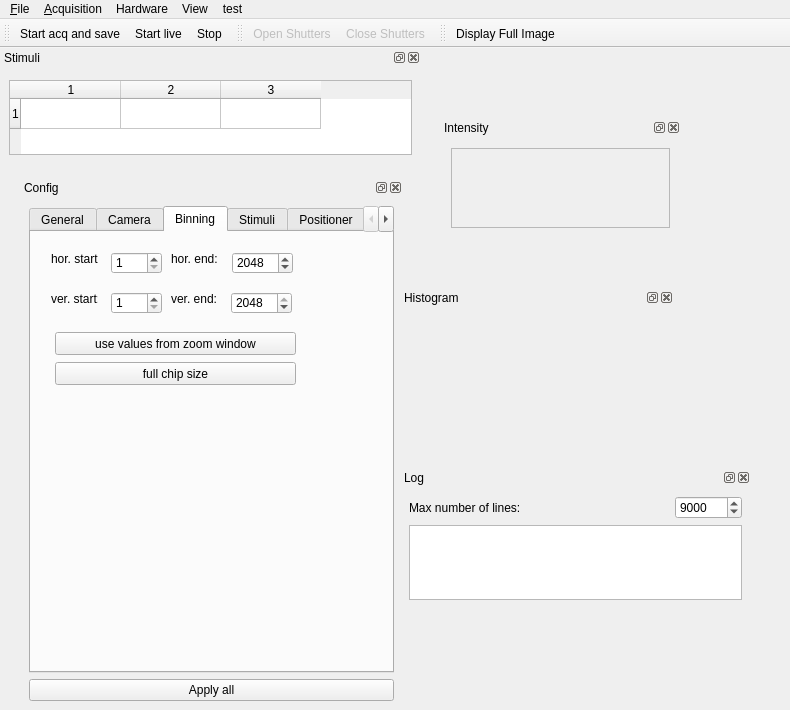
HolyLab/Imagine, file Imagine/imagine.ui: the form before one commit.
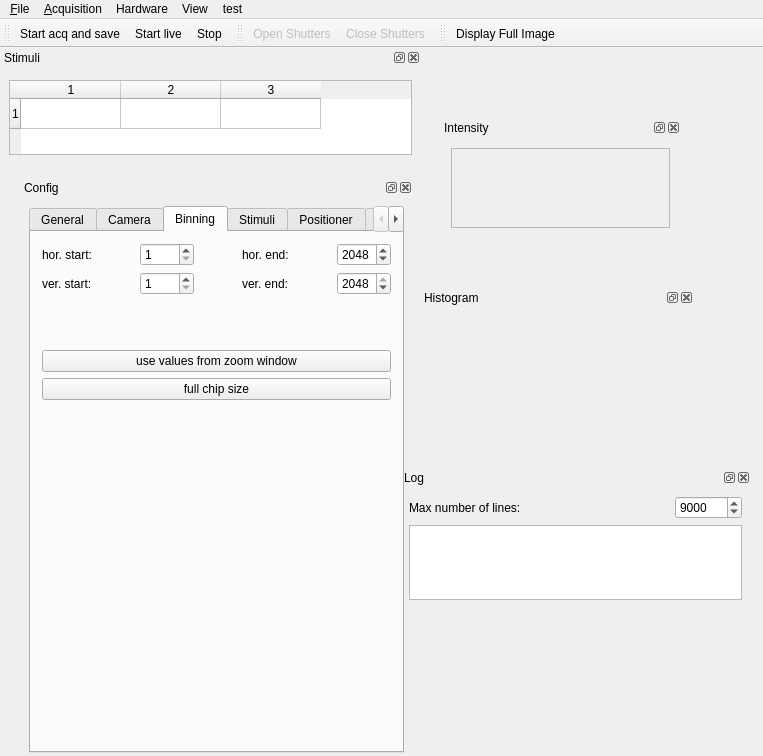
The form after the commit. The open tabs and pages were chosen to show the change. Icons and pictures are not drawn. Custom widgets are drawn as their Qt base class.

Patch:
```diff
--- a/Imagine/imagine.ui
+++ b/Imagine/imagine.ui
@@ -6,8 +6,8 @@
    <rect>
     <x>0</x>
     <y>0</y>
-    <width>790</width>
-    <height>710</height>
+    <width>763</width>
+    <height>756</height>
    </rect>
   </property>
   <property name="windowTitle">
@@ -170,8 +170,8 @@
      <rect>
       <x>20</x>
       <y>130</y>
-      <width>362</width>
-      <height>532</height>
+      <width>393</width>
+      <height>612</height>
      </rect>
     </property>
     <property name="minimumSize">
@@ -218,7 +218,7 @@
          </size>
         </property>
         <property name="currentIndex">
-         <number>7</number>
+         <number>8</number>
         </property>
         <widget class="QWidget" name="tabGeneral">
          <attribute name="title">
@@ -676,67 +676,105 @@
          <attribute name="title">
           <string>Binning</string>
          </attribute>
-         <widget class="QLabel" name="label_26">
-          <property name="geometry">
-           <rect>
-            <x>20</x>
-            <y>20</y>
-            <width>47</width>
-            <height>14</height>
-           </rect>
-          </property>
-          <property name="text">
-           <string>hor. start:</string>
-          </property>
-         </widget>
+         <layout class="QVBoxLayout" name="verticalLayout_2">
+          <item>
+           <layout class="QGridLayout" name="gridLayout">
+            <item row="1" column="6">
+             <widget class="QSpinBox" name="spinBoxVend">
+              <property name="enabled">
+               <bool>true</bool>
+              </property>
+              <property name="toolTip">
+               <string>ver. start + ver. end = 2049</string>
+              </property>
+              <property name="toolTipDuration">
+               <number>3000</number>
+              </property>
+              <property name="minimum">
+               <number>1047</number>
+              </property>
+              <property name="maximum">
+               <number>2048</number>
+              </property>
+              <property name="value">
+               <number>2048</number>
+              </property>
+             </widget>
+            </item>
+            <item row="0" column="6">
+             <widget class="QSpinBox" name="spinBoxHend">
+              <property name="toolTip">
+               <string>step size : 160</string>
+              </property>
+              <property name="toolTipDuration">
+               <number>3000</number>
+              </property>
+              <property name="minimum">
+               <number>1</number>
+              </property>
+              <property name="maximum">
+               <number>2560</number>
+              </property>
+              <property name="singleStep">
+               <number>1</number>
+              </property>
+              <property name="value">
+               <number>2048</number>
+              </property>
+             </widget>
+            </item>
+            <item row="1" column="2">
+             <widget class="QSpinBox" name="spinBoxVstart">
+              <property name="toolTip">
+               <string>ver. start + ver. end = 2049</string>
+              </property>
+              <property name="toolTipDuration">
+               <number>3000</number>
+              </property>
+              <property name="minimum">
+               <number>1</number>
+              </property>
+              <property name="maximum">
+               <number>1002</number>
+              </property>
+             </widget>
+            </item>
+            <item row="0" column="4">
          <widget class="QLabel" name="label_21">
-          <property name="geometry">
-           <rect>
-            <x>140</x>
-            <y>20</y>
-            <width>47</width>
-            <height>14</height>
-           </rect>
-          </property>
           <property name="text">
            <string>hor. end:</string>
           </property>
          </widget>
-         <widget class="QLabel" name="label_25">
-          <property name="geometry">
-           <rect>
-            <x>140</x>
-            <y>60</y>
-            <width>47</width>
-            <height>14</height>
-           </rect>
-          </property>
-          <property name="text">
-           <string>ver. end:</string>
-          </property>
-         </widget>
+            </item>
+            <item row="0" column="1">
+             <spacer name="horizontalSpacer_5">
+              <property name="orientation">
+               <enum>Qt::Horizontal</enum>
+              </property>
+              <property name="sizeHint" stdset="0">
+               <size>
+                <width>40</width>
+                <height>20</height>
+               </size>
+              </property>
+             </spacer>
+            </item>
+            <item row="1" column="0">
          <widget class="QLabel" name="label_24">
-          <property name="geometry">
-           <rect>
-            <x>20</x>
-            <y>60</y>
-            <width>47</width>
-            <height>14</height>
-           </rect>
-          </property>
           <property name="text">
            <string>ver. start:</string>
           </property>
          </widget>
+            </item>
+            <item row="0" column="0">
+             <widget class="QLabel" name="label_26">
+              <property name="text">
+               <string>hor. start:</string>
+              </property>
+             </widget>
+            </item>
+            <item row="0" column="2">
          <widget class="QSpinBox" name="spinBoxHstart">
-          <property name="geometry">
-           <rect>
-            <x>80</x>
-            <y>20</y>
-            <width>51</width>
-            <height>22</height>
-           </rect>
-          </property>
           <property name="toolTip">
            <string>step size : 160</string>
           </property>
@@ -753,110 +791,200 @@
            <number>1</number>
           </property>
          </widget>
-         <widget class="QSpinBox" name="spinBoxHend">
-          <property name="geometry">
-           <rect>
-            <x>201</x>
-            <y>20</y>
-            <width>61</width>
-            <height>22</height>
-           </rect>
-          </property>
-          <property name="toolTip">
-           <string>step size : 160</string>
-          </property>
-          <property name="toolTipDuration">
-           <number>3000</number>
-          </property>
-          <property name="minimum">
-           <number>1</number>
-          </property>
-          <property name="maximum">
-           <number>2560</number>
-          </property>
-          <property name="singleStep">
-           <number>1</number>
-          </property>
-          <property name="value">
-           <number>2048</number>
-          </property>
-         </widget>
-         <widget class="QSpinBox" name="spinBoxVstart">
-          <property name="geometry">
-           <rect>
-            <x>80</x>
-            <y>60</y>
-            <width>51</width>
-            <height>22</height>
-           </rect>
-          </property>
-          <property name="toolTip">
-           <string>ver. start + ver. end = 2049</string>
-          </property>
-          <property name="toolTipDuration">
-           <number>3000</number>
-          </property>
-          <property name="minimum">
-           <number>1</number>
-          </property>
-          <property name="maximum">
-           <number>1002</number>
-          </property>
-         </widget>
-         <widget class="QSpinBox" name="spinBoxVend">
-          <property name="enabled">
-           <bool>true</bool>
-          </property>
-          <property name="geometry">
-           <rect>
-            <x>200</x>
-            <y>60</y>
-            <width>61</width>
-            <height>22</height>
-           </rect>
-          </property>
-          <property name="toolTip">
-           <string>ver. start + ver. end = 2049</string>
-          </property>
-          <property name="toolTipDuration">
-           <number>3000</number>
-          </property>
-          <property name="minimum">
-           <number>1047</number>
-          </property>
-          <property name="maximum">
-           <number>2048</number>
-          </property>
-          <property name="value">
-           <number>2048</number>
-          </property>
-         </widget>
+            </item>
+            <item row="1" column="4">
+             <widget class="QLabel" name="label_25">
+              <property name="text">
+               <string>ver. end:</string>
+              </property>
+             </widget>
+            </item>
+            <item row="0" column="3">
+             <spacer name="horizontalSpacer_4">
+              <property name="orientation">
+               <enum>Qt::Horizontal</enum>
+              </property>
+              <property name="sizeHint" stdset="0">
+               <size>
+                <width>40</width>
+                <height>20</height>
+               </size>
+              </property>
+             </spacer>
+            </item>
+            <item row="0" column="5">
+             <spacer name="horizontalSpacer_6">
+              <property name="orientation">
+               <enum>Qt::Horizontal</enum>
+              </property>
+              <property name="sizeHint" stdset="0">
+               <size>
+                <width>40</width>
+                <height>20</height>
+               </size>
+              </property>
+             </spacer>
+            </item>
+            <item row="1" column="1">
+             <spacer name="horizontalSpacer_7">
+              <property name="orientation">
+               <enum>Qt::Horizontal</enum>
+              </property>
+              <property name="sizeHint" stdset="0">
+               <size>
+                <width>40</width>
+                <height>20</height>
+               </size>
+              </property>
+             </spacer>
+            </item>
+            <item row="1" column="3">
+             <spacer name="horizontalSpacer_8">
+              <property name="orientation">
+               <enum>Qt::Horizontal</enum>
+              </property>
+              <property name="sizeHint" stdset="0">
+               <size>
+                <width>40</width>
+                <height>20</height>
+               </size>
+              </property>
+             </spacer>
+            </item>
+            <item row="1" column="5">
+             <spacer name="horizontalSpacer_9">
+              <property name="orientation">
+               <enum>Qt::Horizontal</enum>
+              </property>
+              <property name="sizeHint" stdset="0">
+               <size>
+                <width>40</width>
+                <height>20</height>
+               </size>
+              </property>
+             </spacer>
+            </item>
+           </layout>
+          </item>
+          <item>
+           <spacer name="verticalSpacer_3">
+            <property name="orientation">
+             <enum>Qt::Vertical</enum>
+            </property>
+            <property name="sizeHint" stdset="0">
+             <size>
+              <width>20</width>
+              <height>10</height>
+             </size>
+            </property>
+           </spacer>
+          </item>
+          <item>
          <widget class="QPushButton" name="btnUseZoomWindow">
-          <property name="geometry">
-           <rect>
-            <x>24</x>
-            <y>100</y>
-            <width>241</width>
-            <height>23</height>
-           </rect>
-          </property>
           <property name="text">
            <string>use values from zoom window</string>
           </property>
          </widget>
+          </item>
+          <item>
          <widget class="QPushButton" name="btnFullChipSize">
-          <property name="geometry">
-           <rect>
-            <x>24</x>
-            <y>130</y>
-            <width>241</width>
-            <height>23</height>
-           </rect>
-          </property>
           <property name="text">
            <string>full chip size</string>
           </property>
          </widget>
+          </item>
+          <item>
+           <spacer name="verticalSpacer_8">
+            <property name="orientation">
+             <enum>Qt::Vertical</enum>
+            </property>
+            <property name="sizeHint" stdset="0">
+             <size>
+              <width>20</width>
+              <height>40</height>
+             </size>
+            </property>
+           </spacer>
+          </item>
+          <item>
+           <spacer name="verticalSpacer_7">
+            <property name="orientation">
+             <enum>Qt::Vertical</enum>
+            </property>
+            <property name="sizeHint" stdset="0">
+             <size>
+              <width>20</width>
+              <height>40</height>
+             </size>
+            </property>
+           </spacer>
+          </item>
+          <item>
+           <spacer name="verticalSpacer_6">
+            <property name="orientation">
+             <enum>Qt::Vertical</enum>
+            </property>
+            <property name="sizeHint" stdset="0">
+             <size>
+              <width>20</width>
+              <height>40</height>
+             </size>
+            </property>
+           </spacer>
+          </item>
+          <item>
+           <spacer name="verticalSpacer_5">
+            <property name="orientation">
+             <enum>Qt::Vertical</enum>
+            </property>
+            <property name="sizeHint" stdset="0">
+             <size>
+              <width>20</width>
+              <height>40</height>
+             </size>
+            </property>
+           </spacer>
+          </item>
+          <item>
+           <spacer name="verticalSpacer_4">
+            <property name="orientation">
+             <enum>Qt::Vertical</enum>
+            </property>
+            <property name="sizeHint" stdset="0">
+             <size>
+              <width>20</width>
+              <height>40</height>
+             </size>
+            </property>
+           </spacer>
+          </item>
+          <item>
+           <spacer name="verticalSpacer">
+            <property name="orientation">
+             <enum>Qt::Vertical</enum>
+            </property>
+            <property name="sizeHint" stdset="0">
+             <size>
+              <width>20</width>
+              <height>40</height>
+             </size>
+            </property>
+           </spacer>
+          </item>
+          <item>
+           <spacer name="verticalSpacer_2">
+            <property name="orientation">
+             <enum>Qt::Vertical</enum>
+            </property>
+            <property name="sizeHint" stdset="0">
+             <size>
+              <width>20</width>
+              <height>40</height>
+             </size>
+            </property>
+           </spacer>
+          </item>
+         </layout>
         </widget>
         <widget class="QWidget" name="tabStim">
          <attribute name="title">
@@ -1660,15 +1788,8 @@
          <attribute name="title">
           <string>Display</string>
          </attribute>
-         <widget class="QWidget" name="layoutWidget">
-          <property name="geometry">
-           <rect>
-            <x>10</x>
-            <y>20</y>
-            <width>323</width>
-            <height>22</height>
-           </rect>
-          </property>
+         <layout class="QVBoxLayout" name="verticalLayout_4">
+          <item>
           <layout class="QHBoxLayout" name="horizontalLayout">
            <item>
             <widget class="QLabel" name="label_29">
@@ -1700,21 +1821,28 @@
             </widget>
            </item>
           </layout>
-         </widget>
+          </item>
+          <item>
+           <spacer name="verticalSpacer_14">
+            <property name="orientation">
+             <enum>Qt::Vertical</enum>
+            </property>
+            <property name="sizeHint" stdset="0">
+             <size>
+              <width>20</width>
+              <height>40</height>
+             </size>
+            </property>
+           </spacer>
+          </item>
+         </layout>
         </widget>
         <widget class="QWidget" name="tabLaser">
          <attribute name="title">
           <string>Laser</string>
          </attribute>
-         <widget class="QWidget" name="horizontalLayoutWidget">
-          <property name="geometry">
-           <rect>
-            <x>10</x>
-            <y>10</y>
-            <width>321</width>
-            <height>31</height>
-           </rect>
-          </property>
+         <layout class="QVBoxLayout" name="verticalLayout_3">
+          <item>
           <layout class="QHBoxLayout" name="horizontalLayout_2">
            <item>
             <widget class="QPushButton" name="btnOpenPort">
@@ -1767,19 +1895,25 @@
             </widget>
            </item>
           </layout>
-         </widget>
+          </item>
+          <item>
+           <spacer name="verticalSpacer_9">
+            <property name="orientation">
+             <enum>Qt::Vertical</enum>
+            </property>
+            <property name="sizeHint" stdset="0">
+             <size>
+              <width>20</width>
+              <height>40</height>
+             </size>
+            </property>
+           </spacer>
+          </item>
+          <item>
          <widget class="QGroupBox" name="groupBoxLaser">
           <property name="enabled">
            <bool>true</bool>
           </property>
-          <property name="geometry">
-           <rect>
-            <x>0</x>
-            <y>60</y>
-            <width>331</width>
-            <height>341</height>
-           </rect>
-          </property>
           <property name="title">
            <string>Laser shutter and AOTF setup</string>
           </property>
@@ -2106,8 +2240,268 @@
              </item>
             </layout>
            </item>
-          </layout>
-         </widget>
+             <item>
+              <spacer name="verticalSpacer_13">
+               <property name="orientation">
+                <enum>Qt::Vertical</enum>
+               </property>
+               <property name="sizeHint" stdset="0">
+                <size>
+                 <width>20</width>
+                 <height>40</height>
+                </size>
+               </property>
+              </spacer>
+             </item>
+             <item>
+              <spacer name="verticalSpacer_12">
+               <property name="orientation">
+                <enum>Qt::Vertical</enum>
+               </property>
+               <property name="sizeHint" stdset="0">
+                <size>
+                 <width>20</width>
+                 <height>40</height>
+                </size>
+               </property>
+              </spacer>
+             </item>
+             <item>
+              <spacer name="verticalSpacer_11">
+               <property name="orientation">
+                <enum>Qt::Vertical</enum>
+               </property>
+               <property name="sizeHint" stdset="0">
+                <size>
+                 <width>20</width>
+                 <height>40</height>
+                </size>
+               </property>
+              </spacer>
+             </item>
+             <item>
+              <spacer name="verticalSpacer_10">
+               <property name="orientation">
+                <enum>Qt::Vertical</enum>
+               </property>
+               <property name="sizeHint" stdset="0">
+                <size>
+                 <width>20</width>
+                 <height>40</height>
+                </size>
+               </property>
+              </spacer>
+             </item>
+            </layout>
+           </widget>
+          </item>
+         </layout>
+        </widget>
+        <widget class="QWidget" name="tabAdvanced">
+         <attribute name="title">
+          <string>Advanced</string>
+         </attribute>
+         <layout class="QVBoxLayout" name="verticalLayout_5">
+          <item>
+           <layout class="QHBoxLayout" name="horizontalLayout_4">
+            <item>
+             <widget class="QCheckBox" name="cbPositionerWav">
+              <property name="text">
+               <string>Enbale Control Waveform</string>
+              </property>
+             </widget>
+            </item>
+            <item>
+             <spacer name="horizontalSpacer_3">
+              <property name="orientation">
+               <enum>Qt::Horizontal</enum>
+              </property>
+              <property name="sizeHint" stdset="0">
+               <size>
+                <width>3</width>
+                <height>3</height>
+               </size>
+              </property>
+             </spacer>
+            </item>
+            <item>
+             <widget class="QLabel" name="label_36">
+              <property name="text">
+               <string>Sampling rate</string>
+              </property>
+             </widget>
+            </item>
+            <item>
+             <widget class="QSpinBox" name="spinBoxPiezoSampleRate">
+              <property name="maximum">
+               <number>100000</number>
+              </property>
+              <property name="value">
+               <number>10000</number>
+              </property>
+             </widget>
+            </item>
+           </layout>
+          </item>
+          <item>
+           <widget class="QLabel" name="label_37">
+            <property name="text">
+             <string>Control waveform</string>
+            </property>
+           </widget>
+          </item>
+          <item>
+           <layout class="QHBoxLayout" name="horizontalLayout_3">
+            <item>
+             <widget class="QLabel" name="label_12">
+              <property name="text">
+               <string>Piezo file name</string>
+              </property>
+             </widget>
+            </item>
+            <item>
+             <widget class="QLineEdit" name="lineEditPiezoWaveFile"/>
+            </item>
+            <item>
+             <widget class="QPushButton" name="btnPiezoWavOpen">
+              <property name="text">
+               <string>...</string>
+              </property>
+             </widget>
+            </item>
+           </layout>
+          </item>
+          <item>
+           <layout class="QHBoxLayout" name="horizontalLayout_7">
+            <item>
+             <widget class="QLabel" name="label_43">
+              <property name="text">
+               <string>Shutter file name</string>
+              </property>
+             </widget>
+            </item>
+            <item>
+             <widget class="QLineEdit" name="lineEditShutterWaveFile"/>
+            </item>
+            <item>
+             <widget class="QPushButton" name="btnShutterWavOpen">
+              <property name="text">
+               <string>...</string>
+              </property>
+             </widget>
+            </item>
+           </layout>
+          </item>
+          <item>
+           <widget class="QLabel" name="label_35">
+            <property name="text">
+             <string>Read out waveform</string>
+            </property>
+           </widget>
+          </item>
+          <item>
+           <widget class="QWidget" name="widgetConWav" native="true">
+            <layout class="QHBoxLayout" name="conWavLayout">
+             <property name="leftMargin">
+              <number>0</number>
+             </property>
+             <property name="topMargin">
+              <number>0</number>
+             </property>
+             <property name="rightMargin">
+              <number>0</number>
+             </property>
+             <property name="bottomMargin">
+              <number>0</number>
+             </property>
+            </layout>
+           </widget>
+          </item>
+          <item>
+           <layout class="QHBoxLayout" name="horizontalLayout_5">
+            <item>
+             <widget class="QLabel" name="label_38">
+              <property name="text">
+               <string>File name</string>
+              </property>
+             </widget>
+            </item>
+            <item>
+             <widget class="QLineEdit" name="lineEditReadWaveformFile"/>
+            </item>
+            <item>
+             <widget class="QPushButton" name="btnReadWavOpen">
+              <property name="text">
+               <string>...</string>
+              </property>
+             </widget>
+            </item>
+           </layout>
+          </item>
+          <item>
+           <layout class="QHBoxLayout" name="horizontalLayout_6">
+            <item>
+             <spacer name="horizontalSpacer_2">
+              <property name="orientation">
+               <enum>Qt::Horizontal</enum>
+              </property>
+              <property name="sizeHint" stdset="0">
+               <size>
+                <width>40</width>
+                <height>20</height>
+               </size>
+              </property>
+             </spacer>
+            </item>
+            <item>
+             <widget class="QLabel" name="label_42">
+              <property name="text">
+               <string>&lt;html&gt;&lt;head/&gt;&lt;body&gt;&lt;p&gt;&lt;span style=&quot; font-size:14pt; color:#ff0000;&quot;&gt;- &lt;/span&gt;&lt;span style=&quot; color:#000000;&quot;&gt;Piezo&lt;/span&gt;&lt;/p&gt;&lt;/body&gt;&lt;/html&gt;</string>
+              </property>
+             </widget>
+            </item>
+            <item>
+             <widget class="QLabel" name="label_41">
+              <property name="text">
+               <string>&lt;html&gt;&lt;head/&gt;&lt;body&gt;&lt;p&gt;&lt;span style=&quot; font-size:14pt; color:#00ff00;&quot;&gt;- &lt;/span&gt;&lt;span style=&quot; color:#000000;&quot;&gt;Stumuli&lt;/span&gt;&lt;/p&gt;&lt;/body&gt;&lt;/html&gt;</string>
+              </property>
+             </widget>
+            </item>
+            <item>
+             <widget class="QLabel" name="label_40">
+              <property name="text">
+               <string>&lt;html&gt;&lt;head/&gt;&lt;body&gt;&lt;p&gt;&lt;span style=&quot; font-size:14pt; color:#0000ff;&quot;&gt;- &lt;/span&gt;&lt;span style=&quot; color:#000000;&quot;&gt;Camera&lt;/span&gt;&lt;/p&gt;&lt;/body&gt;&lt;/html&gt;</string>
+              </property>
+             </widget>
+            </item>
+            <item>
+             <widget class="QLabel" name="label_39">
+              <property name="text">
+               <string>&lt;html&gt;&lt;head/&gt;&lt;body&gt;&lt;p&gt;&lt;span style=&quot; font-size:14pt; color:#000000;&quot;&gt;- &lt;/span&gt;&lt;span style=&quot; color:#000000;&quot;&gt;Heartbeat&lt;/span&gt;&lt;/p&gt;&lt;/body&gt;&lt;/html&gt;</string>
+              </property>
+             </widget>
+            </item>
+           </layout>
+          </item>
+          <item>
+           <widget class="QWidget" name="widgetReadWav" native="true">
+            <layout class="QHBoxLayout" name="readWavLayout">
+             <property name="leftMargin">
+              <number>0</number>
+             </property>
+             <property name="topMargin">
+              <number>0</number>
+             </property>
+             <property name="rightMargin">
+              <number>0</number>
+             </property>
+             <property name="bottomMargin">
+              <number>0</number>
+             </property>
+            </layout>
+           </widget>
+          </item>
+         </layout>
         </widget>
        </widget>
       </item>
@@ -2142,7 +2536,7 @@
    <widget class="QDockWidget" name="dwHist">
     <property name="geometry">
      <rect>
-      <x>400</x>
+      <x>420</x>
       <y>240</y>
       <width>274</width>
       <height>51</height>
@@ -2194,7 +2588,7 @@
     <rect>
      <x>0</x>
      <y>0</y>
-     <width>790</width>
+     <width>763</width>
      <height>21</height>
     </rect>
    </property>
```
Lines whose indentation alone changed are shown as unchanged.
